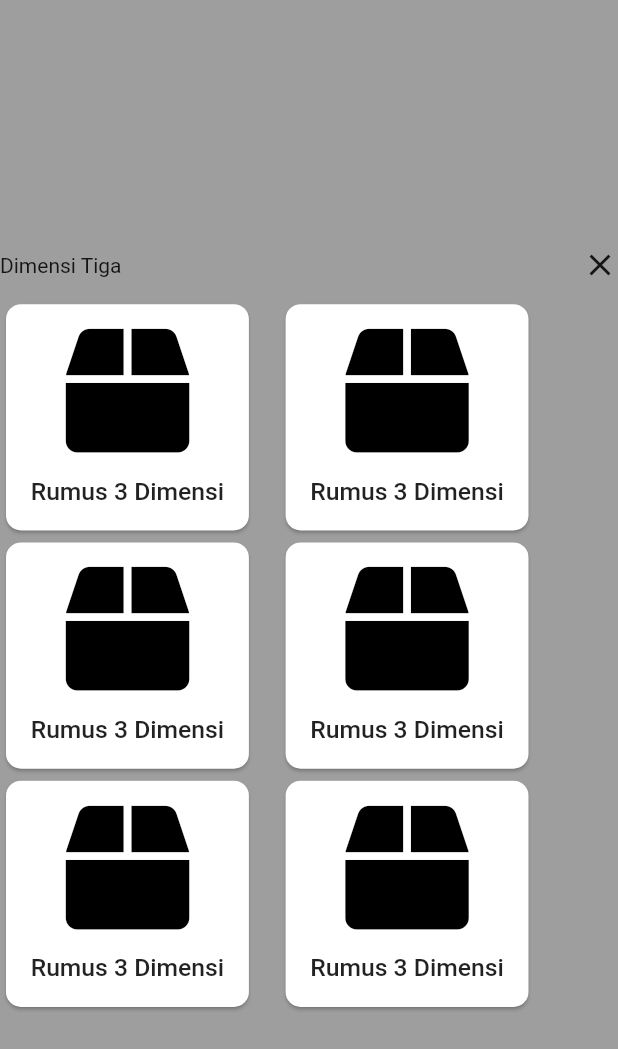
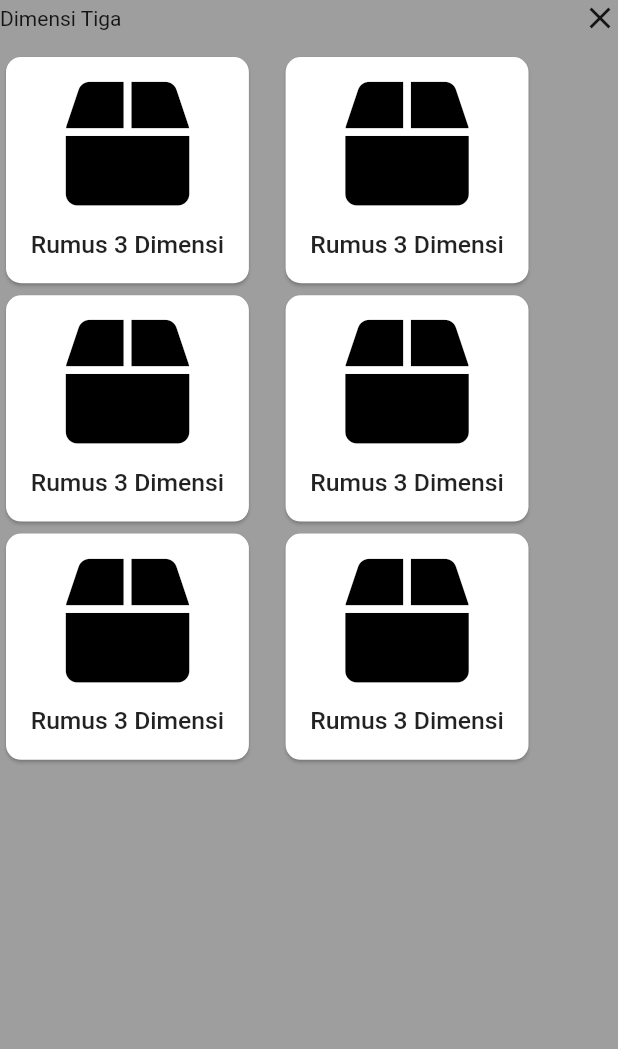
Before and after one commit to mhdabdur/zenius_redesign-master, a Flutter app: what showSheet() shows on an empty page, opened directly, on a phone screen of 412 x 824 dp. Shown: the top 1049 px of the screen. Run offline on Flutter 3.47's test engine with Material 2 defaults, Android fonts, the phone set to English and light mode, and no system bars; our stand-ins replace bubble_tab_indicator, carousel_slider, flushbar, flutter_svg, font_awesome_flutter, google_fonts and 3 more; missing offline and left inert: bottom_navigation_badge.

Commit message:
add Scaffold

```diff
--- a/lib/views/DetailSubjectScreen.dart
+++ b/lib/views/DetailSubjectScreen.dart
@@ -617,7 +617,8 @@ void showSheet(BuildContext context) {
       borderRadius: BorderRadius.vertical(top: Radius.circular(15.0)),
     ),
     builder: (context) {
-      return Container(
+      return Scaffold(
+        body: Container(
           height: MediaQuery.of(context).size.height * 0.8,
           child: SingleChildScrollView(
             child: Column(
@@ -646,8 +647,8 @@ void showSheet(BuildContext context) {
                                 borderRadius:
                                     BorderRadius.all(Radius.circular(10))),
                             child: Container(
-                            padding:
-                                EdgeInsets.all(Dimension.safeBlockVertical * 2),
+                              padding: EdgeInsets.all(
+                                  Dimension.safeBlockVertical * 2),
                               child: Column(
                                 crossAxisAlignment: CrossAxisAlignment.center,
                                 mainAxisAlignment: MainAxisAlignment.center,
@@ -663,7 +664,144 @@ void showSheet(BuildContext context) {
                                   Text(
                                     "Rumus 3 Dimensi",
                                     style: TextStyle(
-                                      fontSize: Dimension.safeBlockVertical * 2,
+                                        fontSize:
+                                            Dimension.safeBlockVertical * 2,
+                                        fontWeight: FontWeight.w500),
+                                  )
+                                ],
+                              ),
+                            ))),
+                    Container(
+                        margin: EdgeInsets.only(
+                            right: Dimension.safeBlockVertical * 2),
+                        child: Card(
+                            shape: RoundedRectangleBorder(
+                                borderRadius:
+                                    BorderRadius.all(Radius.circular(10))),
+                            child: Container(
+                              padding: EdgeInsets.all(
+                                  Dimension.safeBlockVertical * 2),
+                              child: Column(
+                                crossAxisAlignment: CrossAxisAlignment.center,
+                                mainAxisAlignment: MainAxisAlignment.center,
+                                children: [
+                                  Icon(
+                                    FontAwesomeIcons.box,
+                                    size: Dimension.safeBlockVertical * 10,
+                                    color: Colors.black,
+                                  ),
+                                  SizedBox(
+                                    height: Dimension.safeBlockVertical * 2,
+                                  ),
+                                  Text(
+                                    "Rumus 3 Dimensi",
+                                    style: TextStyle(
+                                        fontSize:
+                                            Dimension.safeBlockVertical * 2,
+                                        fontWeight: FontWeight.w500),
+                                  )
+                                ],
+                              ),
+                            ))),
+                  ],
+                ),
+                Row(
+                  children: [
+                    Container(
+                        margin: EdgeInsets.only(
+                            right: Dimension.safeBlockVertical * 2),
+                        child: Card(
+                            shape: RoundedRectangleBorder(
+                                borderRadius:
+                                    BorderRadius.all(Radius.circular(10))),
+                            child: Container(
+                              padding: EdgeInsets.all(
+                                  Dimension.safeBlockVertical * 2),
+                              child: Column(
+                                crossAxisAlignment: CrossAxisAlignment.center,
+                                mainAxisAlignment: MainAxisAlignment.center,
+                                children: [
+                                  Icon(
+                                    FontAwesomeIcons.box,
+                                    size: Dimension.safeBlockVertical * 10,
+                                    color: Colors.black,
+                                  ),
+                                  SizedBox(
+                                    height: Dimension.safeBlockVertical * 2,
+                                  ),
+                                  Text(
+                                    "Rumus 3 Dimensi",
+                                    style: TextStyle(
+                                        fontSize:
+                                            Dimension.safeBlockVertical * 2,
+                                        fontWeight: FontWeight.w500),
+                                  )
+                                ],
+                              ),
+                            ))),
+                    Container(
+                        margin: EdgeInsets.only(
+                            right: Dimension.safeBlockVertical * 2),
+                        child: Card(
+                            shape: RoundedRectangleBorder(
+                                borderRadius:
+                                    BorderRadius.all(Radius.circular(10))),
+                            child: Container(
+                              padding: EdgeInsets.all(
+                                  Dimension.safeBlockVertical * 2),
+                              child: Column(
+                                crossAxisAlignment: CrossAxisAlignment.center,
+                                mainAxisAlignment: MainAxisAlignment.center,
+                                children: [
+                                  Icon(
+                                    FontAwesomeIcons.box,
+                                    size: Dimension.safeBlockVertical * 10,
+                                    color: Colors.black,
+                                  ),
+                                  SizedBox(
+                                    height: Dimension.safeBlockVertical * 2,
+                                  ),
+                                  Text(
+                                    "Rumus 3 Dimensi",
+                                    style: TextStyle(
+                                        fontSize:
+                                            Dimension.safeBlockVertical * 2,
+                                        fontWeight: FontWeight.w500),
+                                  )
+                                ],
+                              ),
+                            ))),
+                  ],
+                ),
+                Row(
+                  children: [
+                    Container(
+                        margin: EdgeInsets.only(
+                            right: Dimension.safeBlockVertical * 2),
+                        child: Card(
+                            shape: RoundedRectangleBorder(
+                                borderRadius:
+                                    BorderRadius.all(Radius.circular(10))),
+                            child: Container(
+                              padding: EdgeInsets.all(
+                                  Dimension.safeBlockVertical * 2),
+                              child: Column(
+                                crossAxisAlignment: CrossAxisAlignment.center,
+                                mainAxisAlignment: MainAxisAlignment.center,
+                                children: [
+                                  Icon(
+                                    FontAwesomeIcons.box,
+                                    size: Dimension.safeBlockVertical * 10,
+                                    color: Colors.black,
+                                  ),
+                                  SizedBox(
+                                    height: Dimension.safeBlockVertical * 2,
+                                  ),
+                                  Text(
+                                    "Rumus 3 Dimensi",
+                                    style: TextStyle(
+                                        fontSize:
+                                            Dimension.safeBlockVertical * 2,
                                         fontWeight: FontWeight.w500),
                                   )
                                 ],
@@ -699,137 +837,6 @@ void showSheet(BuildContext context) {
                               )
                             ],
                           ),
-                          ))),
-                ],
-              ),
-              Row(
-                children: [
-                  Container(
-                      margin: EdgeInsets.only(
-                          right: Dimension.safeBlockVertical * 2),
-                      child: Card(
-                          shape: RoundedRectangleBorder(
-                              borderRadius:
-                                  BorderRadius.all(Radius.circular(10))),
-                          child: Container(
-                            padding:
-                                EdgeInsets.all(Dimension.safeBlockVertical * 2),
-                            child: Column(
-                              crossAxisAlignment: CrossAxisAlignment.center,
-                              mainAxisAlignment: MainAxisAlignment.center,
-                              children: [
-                                Icon(
-                                  FontAwesomeIcons.box,
-                                  size: Dimension.safeBlockVertical * 10,
-                                  color: Colors.black,
-                                ),
-                                SizedBox(
-                                  height: Dimension.safeBlockVertical * 2,
-                                ),
-                                Text(
-                                  "Rumus 3 Dimensi",
-                                  style: TextStyle(
-                                      fontSize: Dimension.safeBlockVertical * 2,
-                                      fontWeight: FontWeight.w500),
-                                )
-                              ],
-                            ),
-                          ))),
-                  Container(
-                      margin: EdgeInsets.only(
-                          right: Dimension.safeBlockVertical * 2),
-                      child: Card(
-                          shape: RoundedRectangleBorder(
-                              borderRadius:
-                                  BorderRadius.all(Radius.circular(10))),
-                          child: Container(
-                            padding:
-                                EdgeInsets.all(Dimension.safeBlockVertical * 2),
-                            child: Column(
-                              crossAxisAlignment: CrossAxisAlignment.center,
-                              mainAxisAlignment: MainAxisAlignment.center,
-                              children: [
-                                Icon(
-                                  FontAwesomeIcons.box,
-                                  size: Dimension.safeBlockVertical * 10,
-                                  color: Colors.black,
-                                ),
-                                SizedBox(
-                                  height: Dimension.safeBlockVertical * 2,
-                                ),
-                                Text(
-                                  "Rumus 3 Dimensi",
-                                  style: TextStyle(
-                                      fontSize: Dimension.safeBlockVertical * 2,
-                                      fontWeight: FontWeight.w500),
-                                )
-                              ],
-                            ),
-                          ))),
-                ],
-              ),
-              Row(
-                children: [
-                  Container(
-                      margin: EdgeInsets.only(
-                          right: Dimension.safeBlockVertical * 2),
-                      child: Card(
-                          shape: RoundedRectangleBorder(
-                              borderRadius:
-                                  BorderRadius.all(Radius.circular(10))),
-                          child: Container(
-                            padding:
-                                EdgeInsets.all(Dimension.safeBlockVertical * 2),
-                            child: Column(
-                              crossAxisAlignment: CrossAxisAlignment.center,
-                              mainAxisAlignment: MainAxisAlignment.center,
-                              children: [
-                                Icon(
-                                  FontAwesomeIcons.box,
-                                  size: Dimension.safeBlockVertical * 10,
-                                  color: Colors.black,
-                                ),
-                                SizedBox(
-                                  height: Dimension.safeBlockVertical * 2,
-                                ),
-                                Text(
-                                  "Rumus 3 Dimensi",
-                                  style: TextStyle(
-                                      fontSize: Dimension.safeBlockVertical * 2,
-                                      fontWeight: FontWeight.w500),
-                                )
-                              ],
-                            ),
-                          ))),
-                  Container(
-                    margin:
-                        EdgeInsets.only(right: Dimension.safeBlockVertical * 2),
-                    child: Card(
-                      shape: RoundedRectangleBorder(
-                          borderRadius: BorderRadius.all(Radius.circular(10))),
-                      child: Container(
-                        padding:
-                            EdgeInsets.all(Dimension.safeBlockVertical * 2),
-                        child: Column(
-                          crossAxisAlignment: CrossAxisAlignment.center,
-                          mainAxisAlignment: MainAxisAlignment.center,
-                          children: [
-                            Icon(
-                              FontAwesomeIcons.box,
-                              size: Dimension.safeBlockVertical * 10,
-                              color: Colors.black,
-                            ),
-                            SizedBox(
-                              height: Dimension.safeBlockVertical * 2,
-                            ),
-                            Text(
-                              "Rumus 3 Dimensi",
-                              style: TextStyle(
-                                  fontSize: Dimension.safeBlockVertical * 2,
-                                  fontWeight: FontWeight.w500),
-                            )
-                          ],
-                        ),
                         ),
                       ),
                     ),
@@ -838,6 +845,7 @@ void showSheet(BuildContext context) {
               ],
             ),
           ),
+        ),
       );
     },
   );
```
Lines whose indentation alone changed are shown as unchanged.
